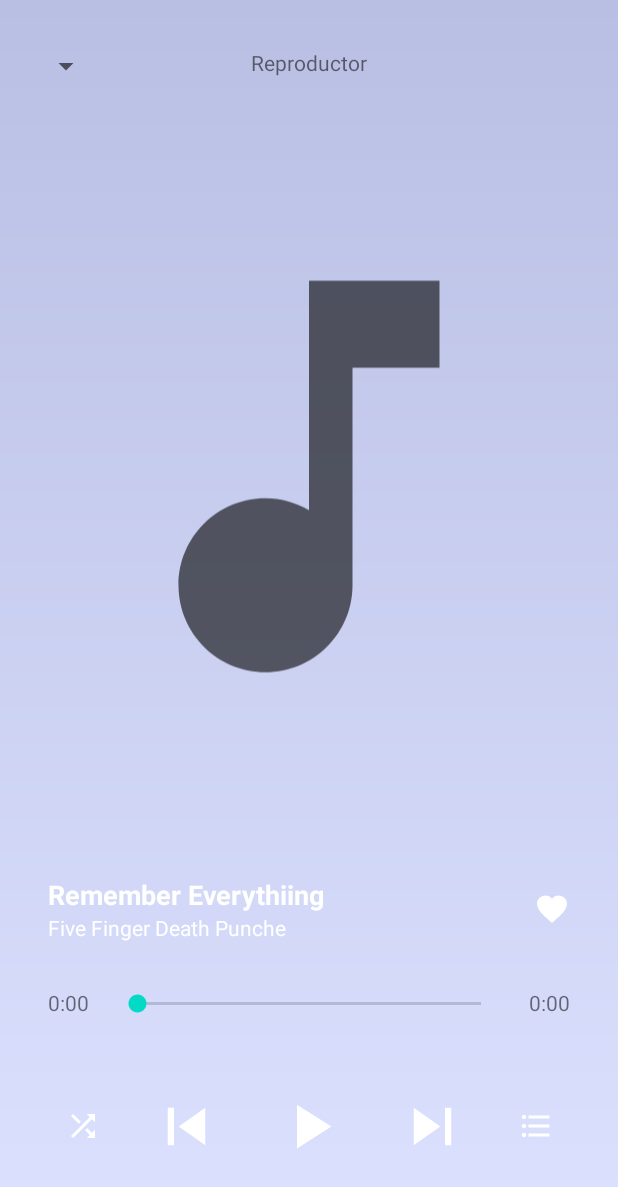
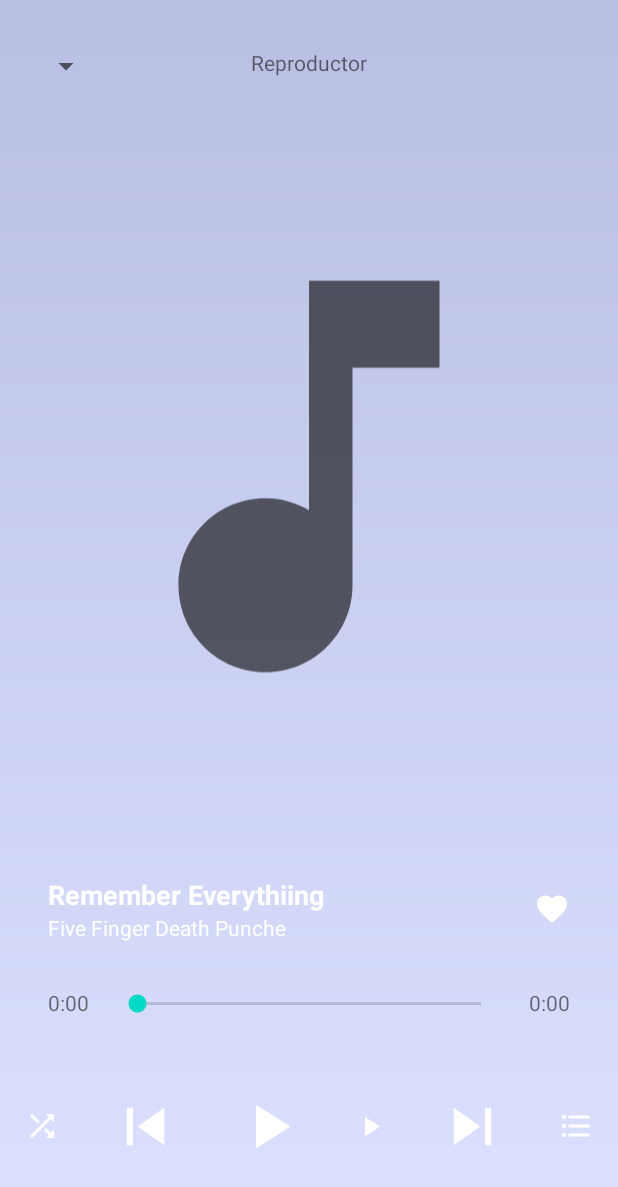
Before and after one commit to jcarloshg/demon_reproductor_musica, an Android app: the layout fragment_reproductor.xml on its own in the app's theme, with its tools: preview values and no code run, on a phone screen of 412 x 824 dp. Shown: the top 1187 px of the screen. Run offline under Robolectric (Android 15) with nearby library versions, the phone set to English and light mode, and no system bars.

Commit message:
ADD acction pause song

```diff
--- a/app/src/main/res/layout/fragment_reproductor.xml
+++ b/app/src/main/res/layout/fragment_reproductor.xml
@@ -61,6 +61,17 @@
             android:src="@drawable/ic_play"
             android:tint="@color/white"
             app:srcCompat="@drawable/ic_play" />
+
+        <ImageView
+            android:id="@+id/iView_pause"
+            android:layout_width="50dp"
+            android:layout_height="50dp"
+            android:layout_gravity="center_vertical"
+            android:layout_margin="16dp"
+            android:layout_weight="1"
+            android:src="@drawable/ic_play"
+            android:tint="@color/white"
+            app:srcCompat="@drawable/ic_baseline_pause_24" />
 
         <ImageView
             android:id="@+id/iView_play_next"
```
Also changed, not shown: app/src/main/java/com/example/demonreproductormusica/ReproductorFragment.java (+38 -8 lines), app/src/main/res/layout/activity_main.xml (line endings or trailing spaces).
